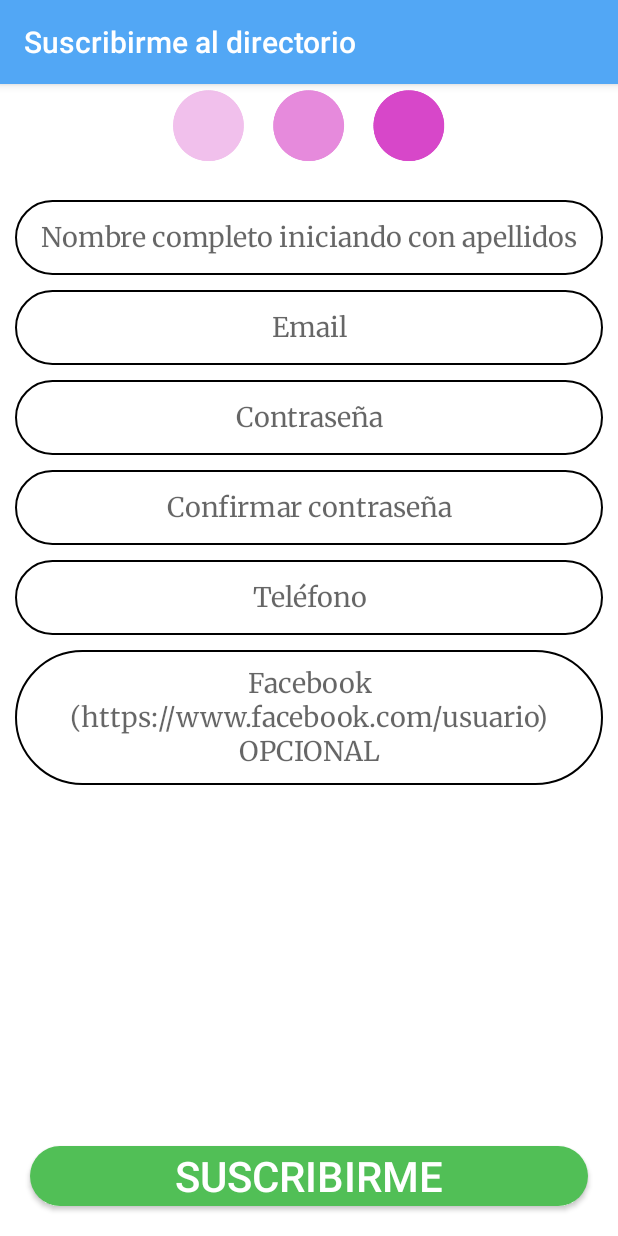
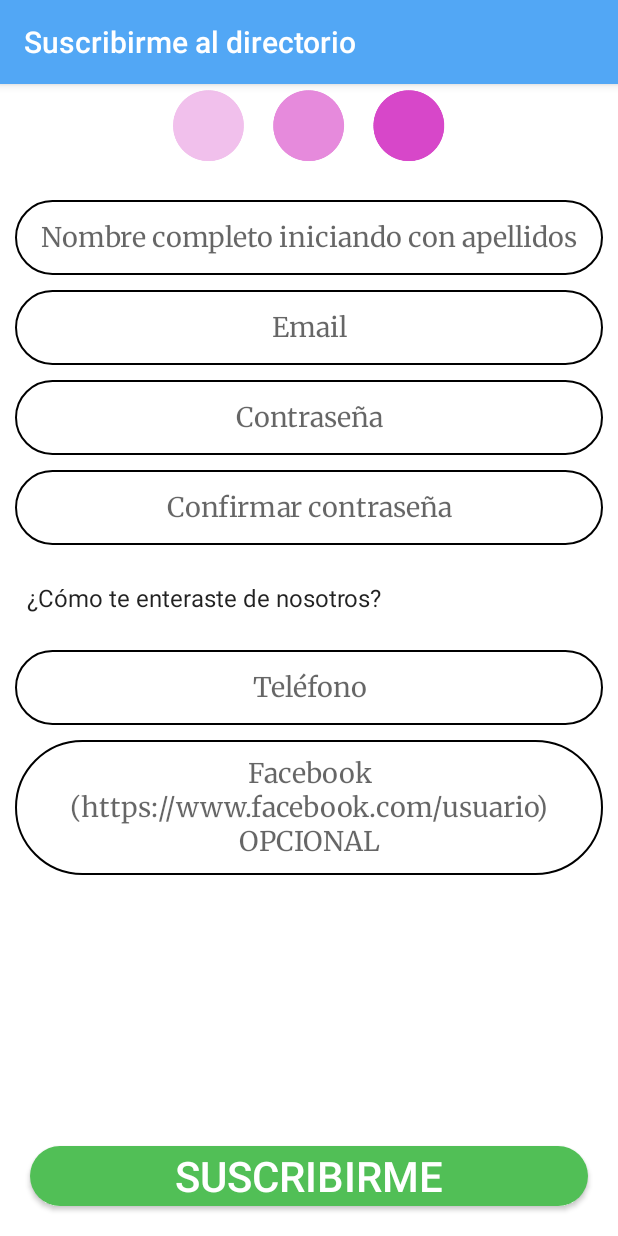
Before and after one commit to itzvargas/DirectorioComercial, an Android app: the screen it shows after launch (Suscribirme), after a tap on "¿No tienes cuenta? Suscríbete ahora", on a phone screen of 412 x 824 dp. Run offline under Robolectric (Android 15) with nearby library versions, the phone set to English and light mode, and no system bars; our stand-ins replace Volley.

Commit message:
Correccion de errorres

```diff
--- a/app/src/main/java/bd/AyudanteBD.java
+++ b/app/src/main/java/bd/AyudanteBD.java
@@ -24,8 +24,8 @@ public class AyudanteBD extends SQLiteOpenHelper {
         // En la práctica deberemos migrar datos de la tabla antigua
         // a la nueva, por lo que este método deberá ser más elaborado.
         //Eliminamos la versión anterior de la tabla
-        //db.execSQL("DROP TABLE IF EXISTS autos");
+        db.execSQL("DROP TABLE IF EXISTS usuarios");
         //y luego creamos la nueva
-        //db.execSQL(sqlCreate);
+        db.execSQL(creacionUsuarios);
     }
 }
--- a/app/src/main/java/clases/Constant.java
+++ b/app/src/main/java/clases/Constant.java
@@ -1,9 +1,9 @@
 package clases;
 
 public class Constant {
-    public static final String URL = "http://192.168.0.12/";
-    public static final String HOME = URL + "directorio-ca/pubic";
+    public static final String URL = "http;//192.168.0.12/";
+    public static final String HOME = URL + "directorio-ca/public";
     public static final String API = HOME + "/api";
-    public static final String USERS = API + "/users";
+    public static final String USERS = API + "/login";
     public static final String REGISTRAR = HOME + "/registro";
 }
--- a/app/src/main/java/com/example/directoriocomercial/Suscribirme.java
+++ b/app/src/main/java/com/example/directoriocomercial/Suscribirme.java
@@ -7,8 +7,10 @@ import android.content.Intent;
 import android.content.SharedPreferences;
 import android.os.Bundle;
 import android.view.View;
+import android.widget.ArrayAdapter;
 import android.widget.Button;
 import android.widget.EditText;
+import android.widget.Spinner;
 import android.widget.Toast;
 
 import com.android.volley.AuthFailureError;
@@ -32,6 +34,12 @@ public class Suscribirme extends AppCompatActivity implements View.OnClickListen
     String ruta;
     String nom,passw,confPass,em,telef,fac;
     private ProgressDialog dialog;
+    String rol = "2",enterado;
+    Spinner enteradoU;
+    ArrayAdapter<String> adEnterado;
+    String[] maneras = {"¿Cómo te enteraste de nosotros?","Por referencias personales","Por redes sociales","Por una invitación de correo electrónico",
+            "Por un anuncio","Otro"};
+
     @Override
     protected void onCreate(Bundle savedInstanceState) {
         super.onCreate(savedInstanceState);
@@ -42,12 +50,15 @@ public class Suscribirme extends AppCompatActivity implements View.OnClickListen
         ruta = bolsaR.getString("RUTA");
 
         nombre = (EditText)findViewById(R.id.edt_nombreU);
-        pass = (EditText)findViewById(R.id.edt_contraseñaU);
+        pass = (EditText)findViewById(R.id.edt_contrasenaU);
         email = (EditText)findViewById(R.id.edt_emailU);
-        confirP = (EditText)findViewById(R.id.edt_confirmarContraseñaU);
+        confirP = (EditText)findViewById(R.id.edt_confirmarContrasenaU);
         telefono = (EditText)findViewById(R.id.edt_telefonoU);
         face = (EditText)findViewById(R.id.edt_faceU);
         suscr = (Button)findViewById(R.id.btn_suscribirme);
+        enteradoU = (Spinner)findViewById(R.id.spinner_enterado);
+        adEnterado = new ArrayAdapter<String>(this,android.R.layout.simple_spinner_item,maneras);
+        enteradoU.setAdapter(adEnterado);
 
         dialog = new ProgressDialog(Suscribirme.this);
         dialog.setCancelable(false);
@@ -67,9 +78,29 @@ public class Suscribirme extends AppCompatActivity implements View.OnClickListen
 
         if(v.getId() == R.id.btn_suscribirme){
             if(!nom.isEmpty() && !passw.isEmpty() && !confPass.isEmpty() && !em.isEmpty()){
-                if(passw == confPass) {
+                if(passw.equals(confPass)) {
                     //Enviar los datos a la BD
-
+                    switch (enteradoU.getSelectedItemPosition()){
+                        case 0:
+                            enterado = "1";
+                            break;
+                        case 1:
+                            enterado = "2";
+                            break;
+                        case 2:
+                            enterado = "3";
+                            break;
+                        case 3:
+                            enterado = "4";
+                            break;
+                        case 4:
+                            enterado = "5";
+                            break;
+                        case 5:
+                            enterado = "6";
+                            break;
+                    }
+                    registrar();
                     Toast.makeText(this, "Ahora puedes iniciar sesión y disfrutar de los beneficios.", Toast.LENGTH_LONG).show();
                     //Redireccion
                     if (ruta.equals("login")) {
@@ -93,7 +124,7 @@ public class Suscribirme extends AppCompatActivity implements View.OnClickListen
     }
 
     public void registrar(){
-        dialog.setMessage("Verificando");
+        dialog.setMessage("Registrando");
         dialog.show();
         StringRequest request = new StringRequest(Request.Method.POST, Constant.REGISTRAR, response -> {
             try {
@@ -122,8 +153,14 @@ public class Suscribirme extends AppCompatActivity implements View.OnClickListen
             @Override
             protected Map<String, String> getParams() throws AuthFailureError {
                 HashMap<String, String> map = new HashMap<>();
+                map.put("name",nom);
                 map.put("email",em);
                 map.put("password",passw);
+                map.put("rol_id",rol);
+                map.put("enterado_id",enterado);
+                map.put("telefono",telef);
+                if(!fac.isEmpty())
+                    map.put("face",fac);
                 return map;
             }
         };
--- a/app/src/main/res/layout/activity_login.xml
+++ b/app/src/main/res/layout/activity_login.xml
@@ -45,7 +45,7 @@
         android:background="@drawable/input_white"
         android:ems="10"
         android:fontFamily="@font/merriweather"
-        android:hint="Usuario"
+        android:hint="Email"
         android:inputType="textPersonName"
         android:textAlignment="center"
         android:textColor="@android:color/white"
--- a/app/src/main/res/layout/activity_suscribirme.xml
+++ b/app/src/main/res/layout/activity_suscribirme.xml
@@ -28,6 +28,7 @@
         android:fontFamily="@font/merriweather"
         android:hint="Nombre completo iniciando con apellidos"
         android:inputType="textPersonName"
+        android:maxLength="90"
         android:textAlignment="center"
         android:textColor="@android:color/black"
         app:autoSizeMaxTextSize="100sp"
@@ -50,6 +51,7 @@
         android:fontFamily="@font/merriweather"
         android:hint="Email"
         android:inputType="textEmailAddress"
+        android:maxLength="100"
         android:textAlignment="center"
         android:textColor="@android:color/black"
         app:autoSizeMaxTextSize="100sp"
@@ -61,7 +63,7 @@
         app:layout_constraintTop_toBottomOf="@+id/edt_nombreU" />
 
     <EditText
-        android:id="@+id/edt_contraseñaU"
+        android:id="@+id/edt_contrasenaU"
         android:layout_width="0dp"
         android:layout_height="50dp"
         android:layout_marginStart="10dp"
@@ -72,6 +74,7 @@
         android:fontFamily="@font/merriweather"
         android:hint="Contraseña"
         android:inputType="textPassword"
+        android:maxLength="15"
         android:textAlignment="center"
         android:textColor="@android:color/black"
         app:autoSizeMaxTextSize="100sp"
@@ -83,7 +86,7 @@
         app:layout_constraintTop_toBottomOf="@+id/edt_emailU" />
 
     <EditText
-        android:id="@+id/edt_confirmarContraseñaU"
+        android:id="@+id/edt_confirmarContrasenaU"
         android:layout_width="0dp"
         android:layout_height="50dp"
         android:layout_marginStart="10dp"
@@ -94,6 +97,7 @@
         android:fontFamily="@font/merriweather"
         android:hint="Confirmar contraseña"
         android:inputType="textPassword"
+        android:maxLength="15"
         android:textAlignment="center"
         android:textColor="@android:color/black"
         app:autoSizeMaxTextSize="100sp"
@@ -102,7 +106,25 @@
         app:autoSizeTextType="uniform"
         app:layout_constraintEnd_toEndOf="parent"
         app:layout_constraintStart_toStartOf="parent"
-        app:layout_constraintTop_toBottomOf="@+id/edt_contraseñaU" />
+        app:layout_constraintTop_toBottomOf="@+id/edt_contrasenaU" />
+
+    <Spinner
+        android:id="@+id/spinner_enterado"
+        android:layout_width="0dp"
+        android:layout_height="50dp"
+        android:layout_marginStart="10dp"
+        android:layout_marginTop="10dp"
+        android:layout_marginEnd="10dp"
+        android:fontFamily="@font/merriweather"
+        android:background="@drawable/style_spinner1"
+        app:autoSizeMaxTextSize="100sp"
+        android:textColor="@android:color/black"
+        app:autoSizeMinTextSize="12sp"
+        app:autoSizeStepGranularity="2sp"
+        app:autoSizeTextType="uniform"
+        app:layout_constraintEnd_toEndOf="parent"
+        app:layout_constraintStart_toStartOf="parent"
+        app:layout_constraintTop_toBottomOf="@+id/edt_confirmarContrasenaU" />
 
     <EditText
         android:id="@+id/edt_telefonoU"
@@ -116,6 +138,7 @@
         android:fontFamily="@font/merriweather"
         android:hint="Teléfono"
         android:inputType="phone"
+        android:maxLength="12"
         android:textAlignment="center"
         android:textColor="@android:color/black"
         app:autoSizeMaxTextSize="100sp"
@@ -125,7 +148,7 @@
         app:layout_constraintEnd_toEndOf="parent"
         app:layout_constraintHorizontal_bias="0.0"
         app:layout_constraintStart_toStartOf="parent"
-        app:layout_constraintTop_toBottomOf="@+id/edt_confirmarContraseñaU" />
+        app:layout_constraintTop_toBottomOf="@+id/spinner_enterado" />
 
     <EditText
         android:id="@+id/edt_faceU"
@@ -139,6 +162,7 @@
         android:fontFamily="@font/merriweather"
         android:hint="Facebook\n(https://www.facebook.com/usuario)\nOPCIONAL"
         android:inputType="textPersonName"
+        android:maxLength="100"
         android:textAlignment="center"
         android:textColor="@android:color/black"
         app:autoSizeMaxTextSize="100sp"
```
Also changed, not shown: app/src/main/java/com/example/directoriocomercial/Login.java (+5 -7 lines), app/src/main/res/drawable/style_spinner1.xml (+0 -26 lines), 1 other file.
